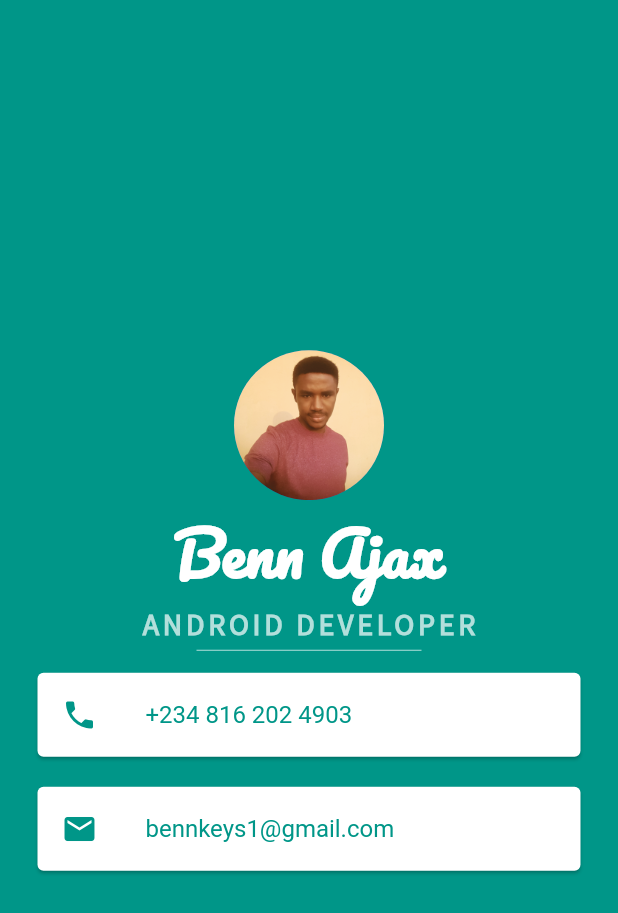
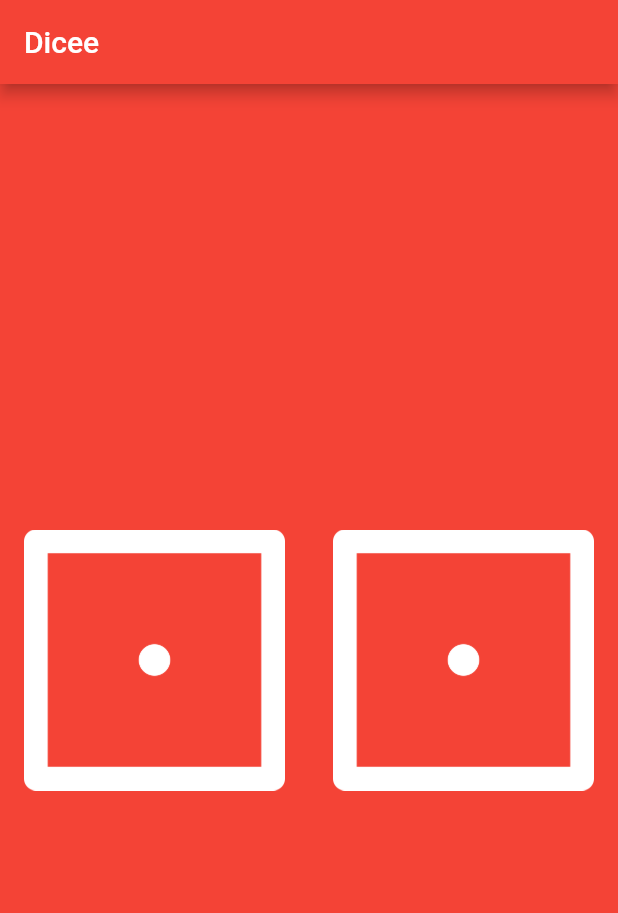
Before and after one commit to BennAjax/FlutterHub, a Flutter app: the screen it shows after launch, on a phone screen of 412 x 824 dp. Shown: the top 913 px of the screen. Run offline on Flutter 3.47's test engine with Material 2 defaults, Android fonts, the phone set to English and light mode, and no system bars.

```diff
--- a/lib/main.dart
+++ b/lib/main.dart
@@ -1,73 +1,72 @@
+import 'dart:math';
+
 import 'package:flutter/cupertino.dart';
 import 'package:flutter/material.dart';
 
-void main() => runApp(MyApp());
+void main() => runApp(DiceApp());
 
-class MyApp extends StatelessWidget {
+class DiceApp extends StatelessWidget {
   @override
   Widget build(BuildContext context) {
     return MaterialApp(
-      home: Scaffold(
-          backgroundColor: Colors.teal,
-          body: SafeArea(
-            child: Column(
-              mainAxisAlignment: MainAxisAlignment.center,
+      title: 'Dice App',
+      theme: ThemeData(
+        primarySwatch: Colors.red,
+        // This makes the visual density adapt to the platform that you run
+        // the app on. For desktop platforms, the controls will be smaller and
+        // closer together (more dense) than on mobile platforms.
+        visualDensity: VisualDensity.adaptivePlatformDensity,
+      ),
+      home: DicePage()
+    );
+  }
+}
+
+class DicePage extends StatefulWidget {
+  @override
+  _DicePageState createState() => _DicePageState();
+}
+
+class _DicePageState extends State<DicePage> {
+  int leftDice = 1;
+  int rightDice = 1;
+
+  void rollDice() {
+    setState(() {
+      leftDice = Random().nextInt(6) + 1;
+      rightDice = Random().nextInt(6) + 1;
+    });
+  }
+  @override
+  Widget build(BuildContext context) {
+    return Scaffold(
+      appBar: AppBar(
+        title: Text('Dicee'),
+        backgroundColor: Colors.red,
+      ),
+      backgroundColor: Colors.red,
+      body: Center(
+        child: Row(
           children: <Widget>[
-                CircleAvatar(
-                  radius: 50.0,
-                  backgroundImage: AssetImage('assets/images/ochuko.png'),
-                ),
-                Text(
-                  'Benn Ajax',
-                  style: TextStyle(
-                      color: Colors.white,
-                      fontSize: 40.0,
-                      fontWeight: FontWeight.bold,
-                      fontFamily: 'Pacifico'),
-                ),
-                Text(
-                  'ANDROID DEVELOPER',
-                  style: TextStyle(
-                      color: Colors.teal[100],
-                      letterSpacing: 2.5,
-                      fontSize: 20.0,
-                      fontWeight: FontWeight.bold,
-                      fontFamily: 'SourceSansPro'),
-                ),
-                SizedBox(
-                  height: 10.0,
-                  width: 150.0,
-                  child: Divider(
-                    color: Colors.teal[100],
-                  ),
-                ),
-                Card(
-                  margin: EdgeInsets.symmetric(vertical: 10.0, horizontal: 25.0),
-                  child: ListTile(
-                    leading: Icon(Icons.phone, color: Colors.teal),
-                    title: Text(
-                      '+234 816 202 4903',
-                      style: TextStyle(
-                        color: Colors.teal[500]
+            Expanded(
+              child: FlatButton(
+                onPressed: rollDice,
+                child: Image.asset(
+                  'assets/images/dice$leftDice.png'
                 ),
               ),
             ),
-                ),
-                Card(
-                  margin: EdgeInsets.symmetric(vertical: 10.0, horizontal: 25.0),
-                  child: ListTile(
-                    leading: Icon(Icons.email, color: Colors.teal),
-                    title: Text(
-                      'bennkeys1@gmail.com',
-                      style: TextStyle(
-                          color: Colors.teal[500]
+            Expanded(
+              child: FlatButton(
+                onPressed: rollDice,
+                child: Image.asset(
+                    'assets/images/dice$rightDice.png'
                 ),
               ),
             ),
-                )
           ],
         ),
-          )),
+      )
     );
   }
 }
```
Also changed, not shown: assets/images/dice1.png (added), assets/images/dice2.png (added), assets/images/dice3.png (added), assets/images/dice4.png (added), assets/images/dice5.png (added), assets/images/dice6.png (added), 1 other file. Lines whose indentation alone changed are shown as unchanged.
